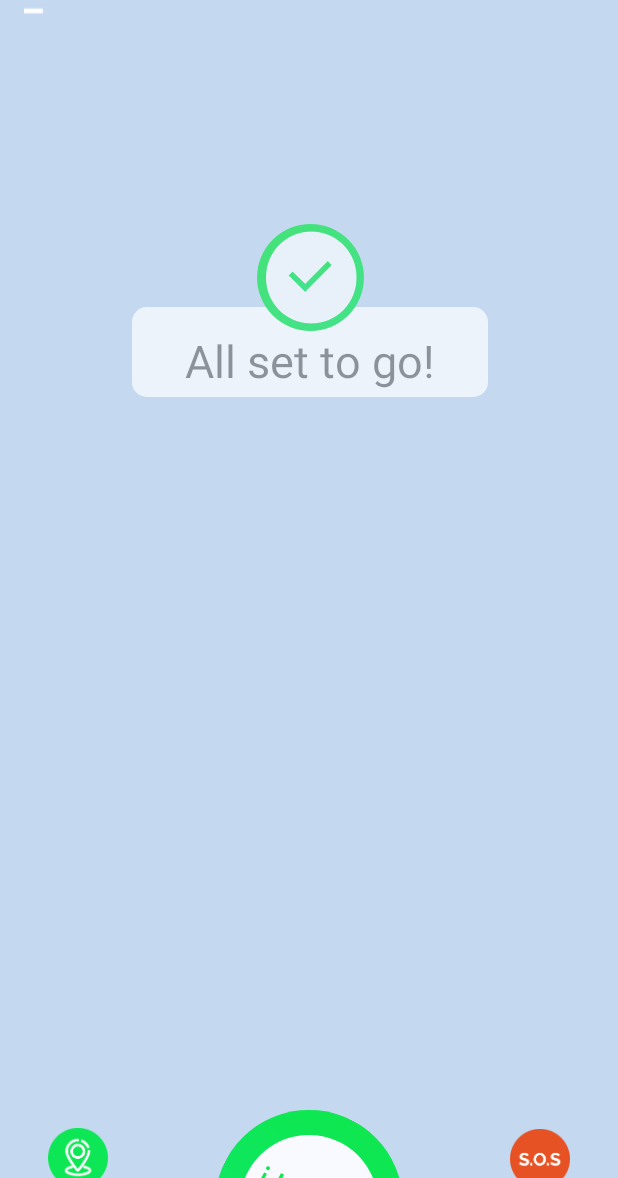
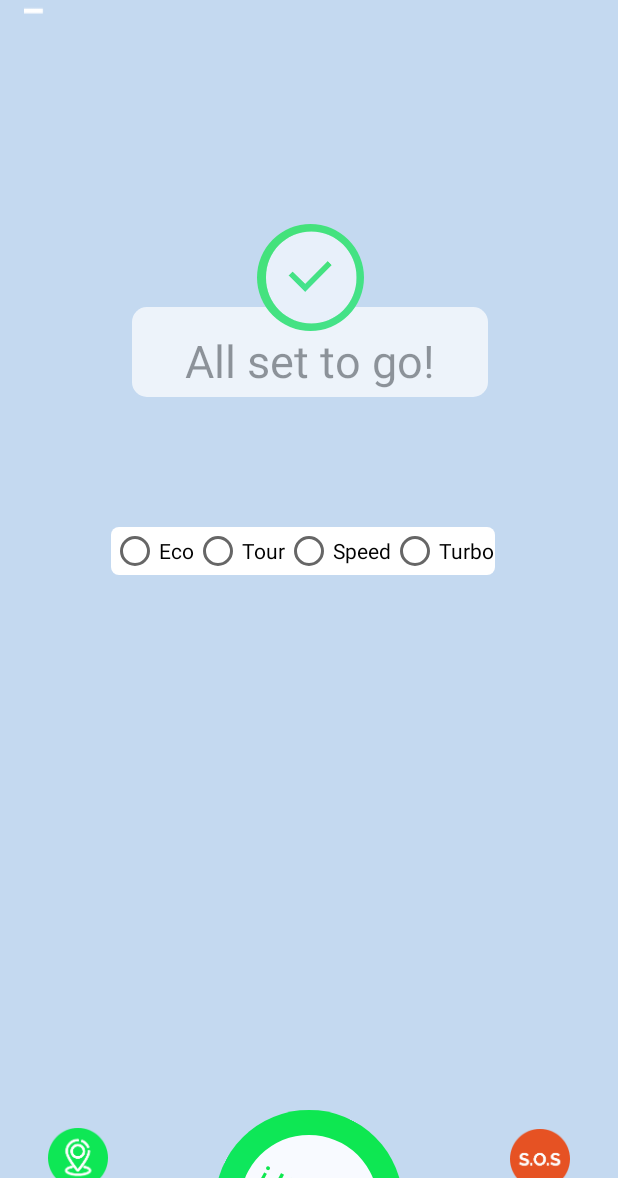
Before and after one commit to maheshc7/PedalEze, an Android app: the MapsActivity screen opened directly, with no data from a screen before it, after a tap on "Manual Assist", on a phone screen of 412 x 824 dp, the part 58-1236 px from its top. Run offline under Robolectric (Android 15) with nearby library versions, the phone set to English and light mode, and no system bars; libraries missing offline, so code that uses them is left out: com.betomaluje.miband, com.ncorti.slidetoact; Roboto replaces fonts that are not available here.

Commit message:
Update: BLE Simulation2 & Assist Modes

```diff
--- a/app/src/main/java/com/smazee/product/pedaleze/LocationUpdateService.java
+++ b/app/src/main/java/com/smazee/product/pedaleze/LocationUpdateService.java
@@ -206,7 +206,7 @@ public class LocationUpdateService extends Service {
                 mapsActivity.mMap.animateCamera(CameraUpdateFactory.newLatLngZoom(latLng,17.0f));
             }
             if (isTracking) {
-                float dist[] = new float[3];
+                float[] dist = new float[3];
                 Location.distanceBetween(lat1, lon1, lat2, lon2, dist);
                 Log.d("Location--->",lat1+" "+lon1+" ~~~~ "+lat2+" "+lon2);
                 Log.d("Service-->", prevDist + "----" + dist[0]);
@@ -229,12 +229,12 @@ public class LocationUpdateService extends Service {
                         int s=calendar.get(Calendar.SECOND);
                         Log.d("Service Time--->",location.getTime()+"  "+mLastLocation.getTime()+"  "+s);
                         speed = Math.sqrt(Math.pow(lon2 - lon1, 2) + Math.pow(lat2 - lat1, 2));
-                        Log.d("Speed(dist)-->", String.valueOf(speed)+"/"+(s));
+                        Log.d("Speed(dist)-->", speed +"/"+(s));
                         speed = d/s;
                     }
 
                     //if(speed*3.6<61)
-                        mapsActivity.goBtn.setText(String.format("%.0f\nkmph", speed*3.6));
+                        MapsActivity.heart_rate.setText(String.format("%.0f", speed*3.6));
                     mLastLocation = location;
                     time=mLastLocation.getTime();
                     lat1 = lat2;
--- a/app/src/main/java/com/smazee/product/pedaleze/MapsActivity.java
+++ b/app/src/main/java/com/smazee/product/pedaleze/MapsActivity.java
@@ -56,7 +56,7 @@ public class MapsActivity extends FragmentActivity implements OnMapReadyCallback
 
     protected GoogleMap mMap;
     ConstraintLayout dist_layout, allset_layout;
-    LinearLayout mode_layout, selection_layout, dest_layout;
+    LinearLayout mode_layout, selection_layout, dest_layout, assist_layout;
     ImageView set_img;
     static double lon1 = 0, lon2 = 0, lat1 = 0, lat2 = 0;
     Polyline polyline;
@@ -64,12 +64,13 @@ public class MapsActivity extends FragmentActivity implements OnMapReadyCallback
     LocationManager locationManager;
     TextView distTxt, destText;
     public static boolean isTracking = false, inBackground = false, destVisible = false;
-    Button goBtn, destBtn, sosBtn;
+    Button destBtn, sosBtn;
     RadioGroup radioGroup;
     static float prevDist = 0;
     static Intent toService;
     String bpm, phno;
-    static TextView heart_rate;
+    static TextView heart_rate, heart_txt, dist_txt;
+    static Button goBtn;
     static int selectedId;
     final int PERMISSIONS_REQUEST_CALL=1;
 
@@ -95,12 +96,16 @@ public class MapsActivity extends FragmentActivity implements OnMapReadyCallback
         heart_rate = findViewById(R.id.heart_rate_map);
         radioGroup = findViewById(R.id.mode_group);
         set_img = findViewById(R.id.set_img);
+        heart_txt = findViewById(R.id.map_heart);
+        dist_txt = findViewById(R.id.map_dist);
         Intent intent = getIntent();
         bpm = intent.getStringExtra("bpm");
         phno = intent.getStringExtra("phno");
         heart_rate.setText(bpm);
         heart_rate.setVisibility(View.INVISIBLE);
         dest_layout.setVisibility(View.INVISIBLE);
+        assist_layout = findViewById(R.id.assist_layout);
+        assist_layout.setVisibility(View.INVISIBLE);
     }
 
 
@@ -239,8 +244,11 @@ public class MapsActivity extends FragmentActivity implements OnMapReadyCallback
         Log.d("MapActivity-->", "Please enable " + provider);
     }
 
-    public static void update(String bpm) {
-        heart_rate.setText(bpm + " bpm");
+    public static void update(String []values) {
+        //heart_rate.setText(values[0] + " bpm");
+        heart_txt.setText(values[0]);
+        goBtn.setText(values[1]+"\nKMPH");
+        dist_txt.setText(values[2]);
     }
 
     public void startTrack(View view) {
@@ -274,6 +282,11 @@ public class MapsActivity extends FragmentActivity implements OnMapReadyCallback
         if (selectedId == -1) {
             Toast.makeText(MapsActivity.this, "Nothing selected", Toast.LENGTH_SHORT).show();
         } else {
+            RadioButton modeRadio = findViewById(selectedId);
+            ProfileActivity.mode_val = Integer.parseInt(modeRadio.getTag().toString());
+            if(ProfileActivity.mode_val == 1){
+                assist_layout.setVisibility(View.VISIBLE);
+            }
             Toast.makeText(MapsActivity.this, mode.getText() + " Mode ON!", Toast.LENGTH_SHORT).show();
             dist_layout.setVisibility(View.VISIBLE);
             mode_layout.animate().translationY(-1000).alpha(0.0f).setDuration(1500);
@@ -288,6 +301,14 @@ public class MapsActivity extends FragmentActivity implements OnMapReadyCallback
             });
             set_img.animate().rotation(360).setDuration(1500);
         }
+    }
+
+    public void assistSelection(View view){
+        RadioGroup assist_group = findViewById(R.id.assist_group);
+        int assist_id = assist_group.getCheckedRadioButtonId();
+        RadioButton assist_rb = findViewById(assist_id);
+        ProfileActivity.assist_lvl = Integer.parseInt(assist_rb.getTag().toString());
+        assist_layout.setVisibility(View.INVISIBLE);
     }
 
     public void sendSOS(View view) {
--- a/app/src/main/res/layout/activity_maps.xml
+++ b/app/src/main/res/layout/activity_maps.xml
@@ -216,7 +216,7 @@
                     app:layout_constraintStart_toEndOf="@+id/divider4" />
 
                 <TextView
-                    android:id="@+id/kilometer3"
+                    android:id="@+id/map_dist"
                     android:layout_width="wrap_content"
                     android:layout_height="wrap_content"
                     android:layout_marginStart="8dp"
@@ -241,10 +241,10 @@
                     android:text="kms"
                     android:textSize="12sp"
                     app:layout_constraintBottom_toTopOf="@+id/map_dist_img"
-                    app:layout_constraintEnd_toEndOf="@+id/kilometer3"
+                    app:layout_constraintEnd_toEndOf="@+id/map_dist"
                     app:layout_constraintHorizontal_bias="0.444"
-                    app:layout_constraintStart_toStartOf="@+id/kilometer3"
-                    app:layout_constraintTop_toBottomOf="@+id/kilometer3" />
+                    app:layout_constraintStart_toStartOf="@+id/map_dist"
+                    app:layout_constraintTop_toBottomOf="@+id/map_dist" />
 
                 <ImageView
                     android:id="@+id/map_calories_img"
@@ -482,6 +482,7 @@
                         android:layout_margin="5sp"
                         android:buttonTint="@color/colorAccent"
                         android:onClick="onSelection"
+                        android:tag="1"
                         android:text="Manual Assist" />
 
                     <RadioButton
@@ -491,6 +492,7 @@
                         android:layout_margin="5sp"
                         android:buttonTint="@color/colorAccent"
                         android:onClick="onSelection"
+                        android:tag="2"
                         android:text="Relaxed" />
 
                     <RadioButton
@@ -500,6 +502,7 @@
                         android:layout_margin="5sp"
                         android:buttonTint="@color/colorAccent"
                         android:onClick="onSelection"
+                        android:tag="3"
                         android:text="Fitness" />
                 </RadioGroup>
             </LinearLayout>
@@ -531,6 +534,65 @@
             </LinearLayout>
         </android.support.constraint.ConstraintLayout>
 
+        <LinearLayout
+            android:id="@+id/assist_layout"
+            android:layout_width="wrap_content"
+            android:layout_height="wrap_content"
+            android:layout_marginTop="8dp"
+            android:layout_marginEnd="8dp"
+            android:background="@drawable/profile_card_view"
+            android:orientation="horizontal"
+            app:layout_constraintEnd_toEndOf="parent"
+            app:layout_constraintStart_toStartOf="parent"
+            app:layout_constraintTop_toBottomOf="@+id/select_mode_layout"
+            tools:visibility="invisible">
+
+            <RadioGroup
+                android:id="@+id/assist_group"
+                android:layout_width="match_parent"
+                android:layout_height="match_parent"
+                android:layout_weight="1"
+                android:orientation="horizontal">
+
+                <RadioButton
+                    android:id="@+id/eco"
+                    android:layout_width="wrap_content"
+                    android:layout_height="wrap_content"
+                    android:layout_weight="1"
+                    android:onClick="assistSelection"
+                    android:tag="1"
+                    android:text="Eco" />
+
+                <RadioButton
+                    android:id="@+id/tour"
+                    android:layout_width="wrap_content"
+                    android:layout_height="wrap_content"
+                    android:layout_weight="1"
+                    android:onClick="assistSelection"
+                    android:tag="2"
+                    android:text="Tour" />
+
+                <RadioButton
+                    android:id="@+id/speed"
+                    android:layout_width="wrap_content"
+                    android:layout_height="wrap_content"
+                    android:layout_weight="1"
+                    android:onClick="assistSelection"
+                    android:tag="3"
+                    android:text="Speed" />
+
+                <RadioButton
+                    android:id="@+id/turbo"
+                    android:layout_width="wrap_content"
+                    android:layout_height="wrap_content"
+                    android:layout_weight="1"
+                    android:onClick="assistSelection"
+                    android:tag="4"
+                    android:text="Turbo" />
+            </RadioGroup>
+
+        </LinearLayout>
+
     </android.support.constraint.ConstraintLayout>
 
 </android.support.constraint.ConstraintLayout>
```
Also changed, not shown: app/src/main/java/com/smazee/product/pedaleze/ProfileActivity.java (+76 -13 lines), app/src/main/res/layout/activity_login.xml (+8 -8 lines).
